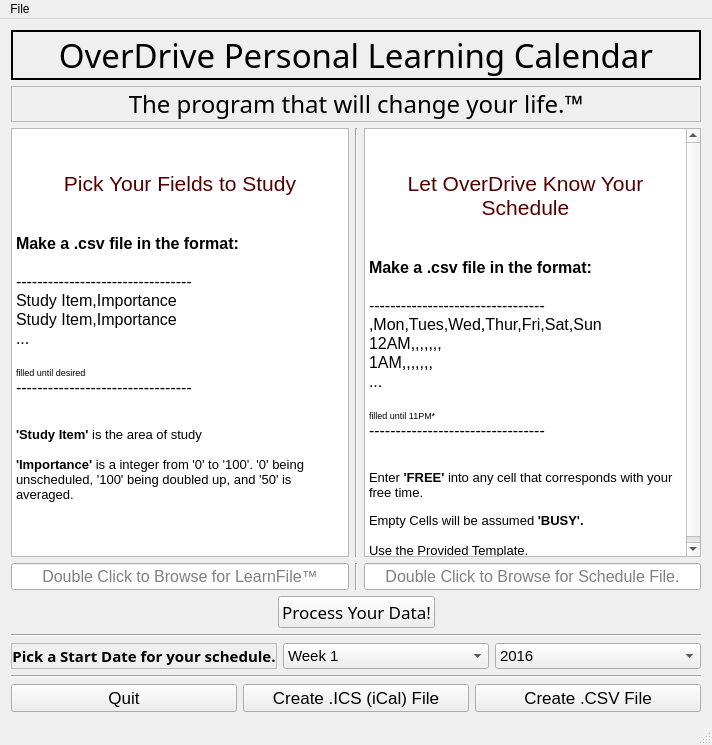
Old version of the form inputwindow.ui in the repository bytePro17124/OverDrive-Personal-Learning-Calendar.
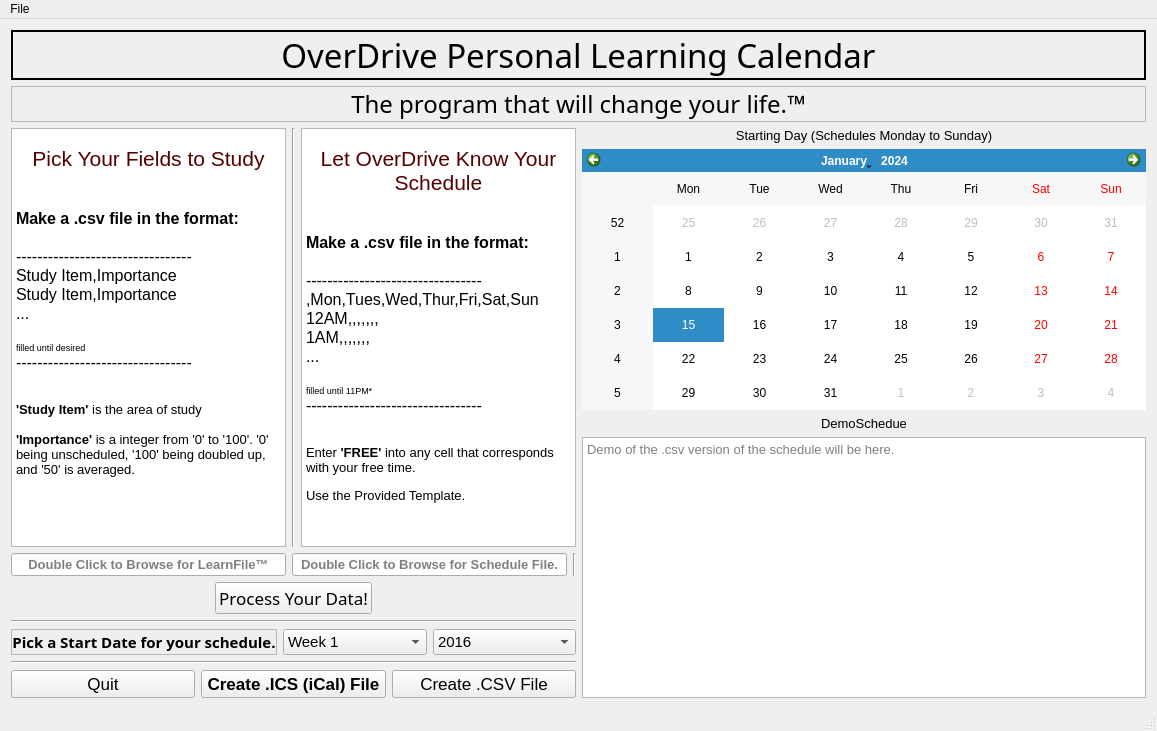
New version of the form.

What changed in the file:
```diff
--- a/inputwindow.ui
+++ b/inputwindow.ui
@@ -6,8 +6,8 @@
    <rect>
     <x>0</x>
     <y>0</y>
-    <width>712</width>
-    <height>745</height>
+    <width>1157</width>
+    <height>731</height>
    </rect>
   </property>
   <property name="windowTitle">
@@ -17,7 +17,7 @@
    <string/>
   </property>
   <widget class="QWidget" name="centralWidget">
-   <layout class="QVBoxLayout" name="verticalLayout">
+   <layout class="QVBoxLayout" name="verticalLayout_4">
     <item>
      <widget class="QLabel" name="label_ProgramName">
       <property name="font">
@@ -72,7 +72,13 @@
      </widget>
     </item>
     <item>
-     <layout class="QHBoxLayout" name="horizontalLayout">
+     <layout class="QHBoxLayout" name="horizontalLayout_6">
+      <item>
+       <layout class="QVBoxLayout" name="verticalLayout_3">
+        <item>
+         <layout class="QVBoxLayout" name="verticalLayout_2">
+          <item>
+           <layout class="QHBoxLayout" name="horizontalLayout_2">
       <item>
        <widget class="QTextBrowser" name="textBrowser_InfoAboutLearnItems">
         <property name="html">
@@ -81,7 +87,6 @@
 p, li { white-space: pre-wrap; }
 &lt;/style&gt;&lt;/head&gt;&lt;body style=&quot; font-family:'MS Shell Dlg 2'; font-size:8.25pt; font-weight:400; font-style:normal;&quot;&gt;
 &lt;p align=&quot;center&quot; style=&quot;-qt-paragraph-type:empty; margin-top:0px; margin-bottom:0px; margin-left:0px; margin-right:0px; -qt-block-indent:0; text-indent:0px;&quot;&gt;&lt;br /&gt;&lt;/p&gt;
-&lt;p align=&quot;center&quot; style=&quot;-qt-paragraph-type:empty; margin-top:0px; margin-bottom:0px; margin-left:0px; margin-right:0px; -qt-block-indent:0; text-indent:0px; font-size:16pt; color:#550000;&quot;&gt;&lt;br /&gt;&lt;/p&gt;
 &lt;p align=&quot;center&quot; style=&quot; margin-top:0px; margin-bottom:0px; margin-left:0px; margin-right:0px; -qt-block-indent:0; text-indent:0px;&quot;&gt;&lt;span style=&quot; font-size:16pt; color:#550000;&quot;&gt;Pick Your Fields to Study&lt;/span&gt;&lt;/p&gt;
 &lt;p style=&quot;-qt-paragraph-type:empty; margin-top:0px; margin-bottom:0px; margin-left:0px; margin-right:0px; -qt-block-indent:0; text-indent:0px; font-size:12pt; font-weight:600;&quot;&gt;&lt;br /&gt;&lt;/p&gt;
 &lt;p style=&quot;-qt-paragraph-type:empty; margin-top:0px; margin-bottom:0px; margin-left:0px; margin-right:0px; -qt-block-indent:0; text-indent:0px; font-size:12pt; font-weight:600;&quot;&gt;&lt;br /&gt;&lt;/p&gt;
@@ -117,7 +122,6 @@
 p, li { white-space: pre-wrap; }
 &lt;/style&gt;&lt;/head&gt;&lt;body style=&quot; font-family:'MS Shell Dlg 2'; font-size:8.25pt; font-weight:400; font-style:normal;&quot;&gt;
 &lt;p align=&quot;center&quot; style=&quot;-qt-paragraph-type:empty; margin-top:0px; margin-bottom:0px; margin-left:0px; margin-right:0px; -qt-block-indent:0; text-indent:0px;&quot;&gt;&lt;br /&gt;&lt;/p&gt;
-&lt;p align=&quot;center&quot; style=&quot;-qt-paragraph-type:empty; margin-top:0px; margin-bottom:0px; margin-left:0px; margin-right:0px; -qt-block-indent:0; text-indent:0px; font-size:16pt; color:#550000;&quot;&gt;&lt;br /&gt;&lt;/p&gt;
 &lt;p align=&quot;center&quot; style=&quot; margin-top:0px; margin-bottom:0px; margin-left:0px; margin-right:0px; -qt-block-indent:0; text-indent:0px;&quot;&gt;&lt;span style=&quot; font-size:16pt; color:#550000;&quot;&gt;Let OverDrive Know Your Schedule&lt;/span&gt;&lt;/p&gt;
 &lt;p style=&quot;-qt-paragraph-type:empty; margin-top:0px; margin-bottom:0px; margin-left:0px; margin-right:0px; -qt-block-indent:0; text-indent:0px; font-size:12pt; font-weight:600;&quot;&gt;&lt;br /&gt;&lt;/p&gt;
 &lt;p style=&quot;-qt-paragraph-type:empty; margin-top:0px; margin-bottom:0px; margin-left:0px; margin-right:0px; -qt-block-indent:0; text-indent:0px; font-size:12pt;&quot;&gt;&lt;br /&gt;&lt;/p&gt;
@@ -135,8 +139,6 @@
 &lt;p style=&quot;-qt-paragraph-type:empty; margin-top:0px; margin-bottom:0px; margin-left:0px; margin-right:0px; -qt-block-indent:0; text-indent:0px; font-size:10pt;&quot;&gt;&lt;br /&gt;&lt;/p&gt;
 &lt;p style=&quot; margin-top:0px; margin-bottom:0px; margin-left:0px; margin-right:0px; -qt-block-indent:0; text-indent:0px;&quot;&gt;&lt;span style=&quot; font-size:10pt;&quot;&gt;Enter &lt;/span&gt;&lt;span style=&quot; font-size:10pt; font-weight:600;&quot;&gt;'FREE'&lt;/span&gt;&lt;span style=&quot; font-size:10pt;&quot;&gt; into any cell that corresponds with your free time.&lt;/span&gt;&lt;/p&gt;
 &lt;p style=&quot;-qt-paragraph-type:empty; margin-top:0px; margin-bottom:0px; margin-left:0px; margin-right:0px; -qt-block-indent:0; text-indent:0px;&quot;&gt;&lt;br /&gt;&lt;/p&gt;
-&lt;p style=&quot; margin-top:0px; margin-bottom:0px; margin-left:0px; margin-right:0px; -qt-block-indent:0; text-indent:0px;&quot;&gt;&lt;span style=&quot; font-size:10pt;&quot;&gt;Empty Cells will be assumed&lt;/span&gt;&lt;span style=&quot; font-size:10pt; font-weight:600;&quot;&gt; 'BUSY'.&lt;/span&gt;&lt;/p&gt;
-&lt;p style=&quot;-qt-paragraph-type:empty; margin-top:0px; margin-bottom:0px; margin-left:0px; margin-right:0px; -qt-block-indent:0; text-indent:0px; font-size:10pt; font-weight:600;&quot;&gt;&lt;br /&gt;&lt;/p&gt;
 &lt;p style=&quot; margin-top:0px; margin-bottom:0px; margin-left:0px; margin-right:0px; -qt-block-indent:0; text-indent:0px;&quot;&gt;&lt;span style=&quot; font-size:10pt;&quot;&gt;Use the Provided Template.&lt;/span&gt;&lt;/p&gt;&lt;/body&gt;&lt;/html&gt;</string>
         </property>
        </widget>
@@ -144,12 +146,14 @@
      </layout>
     </item>
     <item>
-     <layout class="QHBoxLayout" name="horizontalLayout_2">
+           <layout class="QHBoxLayout" name="horizontalLayout">
       <item>
        <widget class="QLineEdit" name="lineEdit_csvPathForItems">
         <property name="font">
          <font>
-          <pointsize>12</pointsize>
+                <pointsize>10</pointsize>
+                <weight>75</weight>
+                <bold>true</bold>
          </font>
         </property>
         <property name="alignment">
@@ -160,18 +164,13 @@
         </property>
        </widget>
       </item>
-      <item>
-       <widget class="Line" name="line_3">
-        <property name="orientation">
-         <enum>Qt::Vertical</enum>
-        </property>
-       </widget>
-      </item>
       <item>
        <widget class="QLineEdit" name="lineEdit_csvPathForSchedule">
         <property name="font">
          <font>
-          <pointsize>12</pointsize>
+                <pointsize>10</pointsize>
+                <weight>75</weight>
+                <bold>true</bold>
          </font>
         </property>
         <property name="alignment">
@@ -182,6 +181,15 @@
         </property>
        </widget>
       </item>
+            <item>
+             <widget class="Line" name="line_3">
+              <property name="orientation">
+               <enum>Qt::Vertical</enum>
+              </property>
+             </widget>
+            </item>
+           </layout>
+          </item>
      </layout>
     </item>
     <item>
@@ -635,6 +643,8 @@
         <property name="font">
          <font>
           <pointsize>13</pointsize>
+              <weight>75</weight>
+              <bold>true</bold>
          </font>
         </property>
         <property name="toolTip">
@@ -670,13 +680,66 @@
      </layout>
     </item>
    </layout>
+      </item>
+      <item>
+       <layout class="QVBoxLayout" name="verticalLayout">
+        <item>
+         <widget class="QLabel" name="label_4">
+          <property name="font">
+           <font>
+            <pointsize>10</pointsize>
+           </font>
+          </property>
+          <property name="text">
+           <string>Starting Day (Schedules Monday to Sunday)</string>
+          </property>
+          <property name="alignment">
+           <set>Qt::AlignCenter</set>
+          </property>
+         </widget>
+        </item>
+        <item>
+         <widget class="QCalendarWidget" name="calendarWidget_DateOfStart"/>
+        </item>
+        <item>
+         <widget class="QLabel" name="label_3">
+          <property name="font">
+           <font>
+            <pointsize>10</pointsize>
+           </font>
+          </property>
+          <property name="text">
+           <string>DemoSchedue</string>
+          </property>
+          <property name="alignment">
+           <set>Qt::AlignCenter</set>
+          </property>
+         </widget>
+        </item>
+        <item>
+         <widget class="QTextBrowser" name="textBrowser_InfoAboutSchedule">
+          <property name="font">
+           <font>
+            <pointsize>10</pointsize>
+           </font>
+          </property>
+          <property name="placeholderText">
+           <string>Demo of the .csv version of the schedule will be here.</string>
+          </property>
+         </widget>
+        </item>
+       </layout>
+      </item>
+     </layout>
+    </item>
+   </layout>
   </widget>
   <widget class="QMenuBar" name="menuBar">
    <property name="geometry">
     <rect>
      <x>0</x>
      <y>0</y>
-     <width>712</width>
+     <width>1157</width>
      <height>21</height>
     </rect>
    </property>
```
Left out of the diff: 17 changed lines with no effect on the pictures. Lines whose indentation alone changed are shown as unchanged.
